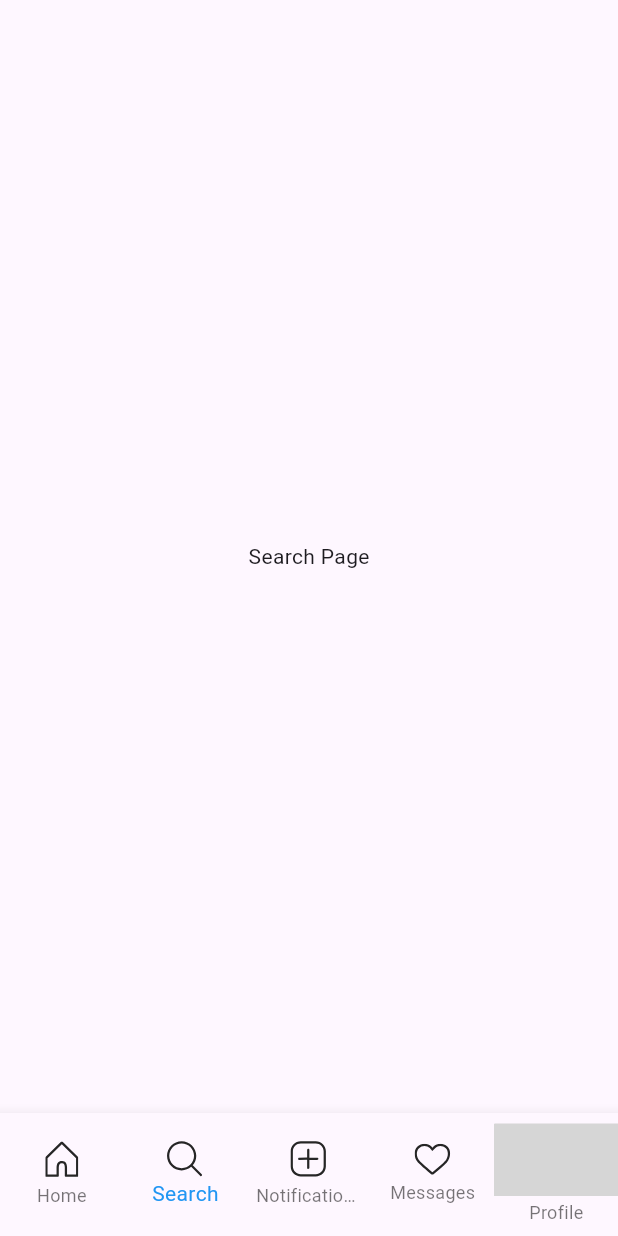
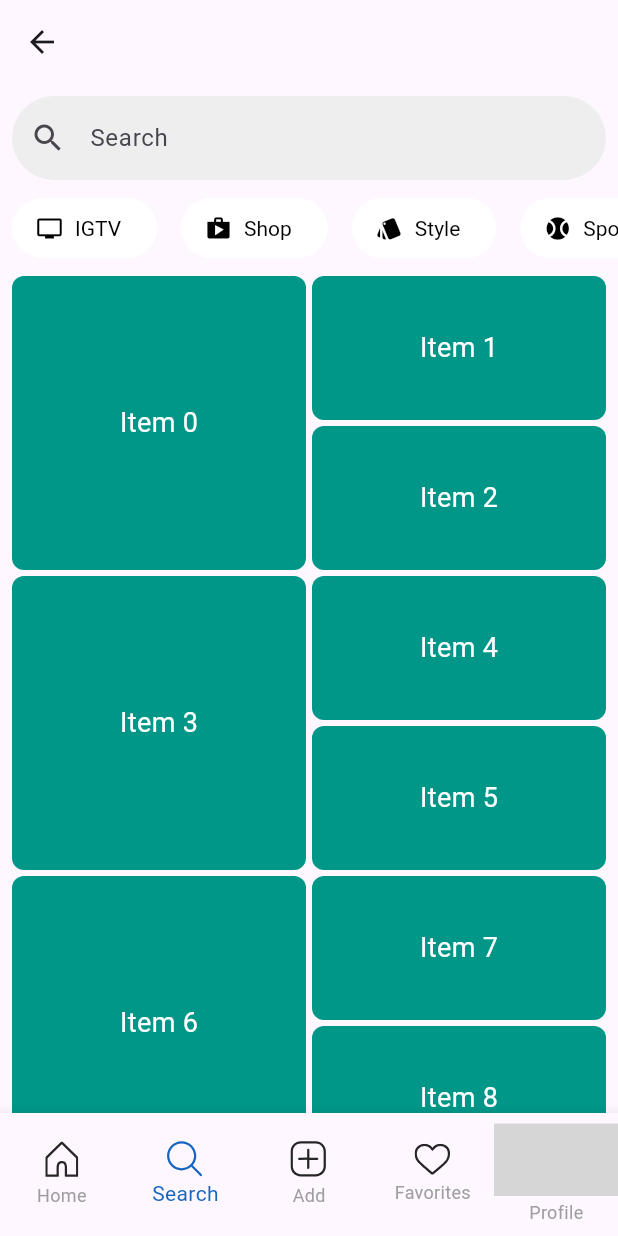
Before and after one commit to somesh-mesh/Fullstack-social-app, a Flutter app: the HomeScreen screen opened by its route, item 2 of the bottom bar chosen, on a phone screen of 412 x 824 dp. Run offline on Flutter 3.47's test engine with Material 3 defaults, Android fonts, the phone set to English and light mode, and no system bars; our stand-ins replace flutter_svg, go_router, google_fonts; missing offline and left inert: stories_for_flutter; network calls fail; grey boxes are pictures that could not be loaded.

Commit message:
pages added

```diff
--- a/frontend/full_stack_social_app/lib/main.dart
+++ b/frontend/full_stack_social_app/lib/main.dart
@@ -1,6 +1,7 @@
 import 'package:flutter/material.dart';
 import 'package:full_stack_social_app/ui/home/home_screen.dart';
 import 'package:full_stack_social_app/ui/login/login_screen.dart';
+import 'package:full_stack_social_app/ui/signup/signup.dart';
 import 'package:go_router/go_router.dart';
 
 void main() {
@@ -22,6 +23,12 @@ final GoRouter _router = GoRouter(
             return const HomeScreen();
           },
         ),
+         GoRoute(
+          path: '/signupscreen', // Directly under root
+          builder: (BuildContext context, GoRouterState state) {
+            return const SignupScreen();
+          },
+        ),
       ],
     ),
   ],
--- a/frontend/full_stack_social_app/lib/ui/home/home_screen.dart
+++ b/frontend/full_stack_social_app/lib/ui/home/home_screen.dart
@@ -1,24 +1,26 @@
 import 'package:flutter/material.dart';
 import 'package:flutter_svg/flutter_svg.dart';
+import 'package:full_stack_social_app/ui/acctivity_feed/activity_feed.dart';
+import 'package:full_stack_social_app/ui/home/pages/feed_screen.dart';
+import 'package:full_stack_social_app/ui/home/pages/search_screen.dart';
+import 'package:full_stack_social_app/ui/profile_screen/profile_screen.dart';
 
 class HomeScreen extends StatefulWidget {
   const HomeScreen({super.key});
 
   @override
-  // ignore: library_private_types_in_public_api
   _HomeScreenState createState() => _HomeScreenState();
 }
 
 class _HomeScreenState extends State<HomeScreen> {
   int _selectedIndex = 0;
 
-  // List of widgets to show in the body of Scaffold based on the selected tab
   static final List<Widget> _widgetOptions = <Widget>[
-    Text('Home Page'),
-    Text('Search Page'),
-    Text('Notifications Page'),
+    FeedScreen(),
+    SearchScreen(),
+    ActivityFeed(),
     Text('Messages Page'),
-    Text('Profile Page'),
+   ProfileScreen()
   ];
 
   void _onItemTapped(int index) {
@@ -36,30 +38,32 @@ class _HomeScreenState extends State<HomeScreen> {
       bottomNavigationBar: BottomNavigationBar(
         items: <BottomNavigationBarItem>[
           BottomNavigationBarItem(
-            icon: SvgPicture.asset('assets/icons/home.svg'),
+            icon: SvgPicture.asset('assets/icons/home.svg', color: _selectedIndex == 0 ? Colors.blue[800] : null),
             label: 'Home',
           ),
           BottomNavigationBarItem(
-            icon: SvgPicture.asset('assets/icons/search.svg'),
+            icon: SvgPicture.asset('assets/icons/search.svg', color: _selectedIndex == 1 ? Colors.blue[800] : null),
             label: 'Search',
           ),
           BottomNavigationBarItem(
-            icon: SvgPicture.asset('assets/icons/add.svg'),
-            label: 'Notifications',
+            icon: SvgPicture.asset('assets/icons/add.svg', color: _selectedIndex == 2 ? Colors.blue[800] : null),
+            label: 'Add',
           ),
           BottomNavigationBarItem(
-            icon: SvgPicture.asset('assets/icons/favt.svg'),
-            label: 'Messages',
+            icon: SvgPicture.asset('assets/icons/favt.svg', color: _selectedIndex == 3 ? Colors.blue[800] : null),
+            label: 'Favorites',
           ),
           BottomNavigationBarItem(
-            icon: SvgPicture.asset('assets/icons/profile.svg'),
+            icon: SvgPicture.asset('assets/icons/profile.svg', color: _selectedIndex == 4 ? Colors.blue[800] : null),
             label: 'Profile',
           ),
         ],
         currentIndex: _selectedIndex,
-        selectedItemColor: Colors.blue,
+        selectedItemColor: Colors.blue[800], // Using a predefined dark blue shade
+        unselectedItemColor: Colors.grey, // Direct use of Colors.grey
+        iconSize: 40,
         onTap: _onItemTapped,
-        type: BottomNavigationBarType.fixed, // Fixes all items in place
+        type: BottomNavigationBarType.fixed,
       ),
     );
   }
--- /dev/null
+++ b/frontend/full_stack_social_app/lib/ui/home/pages/search_screen.dart
@@ -0,0 +1,105 @@
+import 'package:flutter/material.dart';
+import 'package:flutter_staggered_grid_view/flutter_staggered_grid_view.dart';
+
+class SearchScreen extends StatefulWidget {
+  const SearchScreen({super.key});
+
+  @override
+  State<SearchScreen> createState() => _SearchScreenState();
+}
+
+class _SearchScreenState extends State<SearchScreen> {
+  @override
+  Widget build(BuildContext context) {
+    return Scaffold(
+        appBar: AppBar(title: Text("")),
+        body: SingleChildScrollView(
+          child: Column(
+            children: [
+              Padding(
+                padding: const EdgeInsets.all(8.0),
+                child: TextField(
+                  decoration: InputDecoration(
+                    prefixIcon: const Icon(Icons.search),
+                    hintText: 'Search',
+                    border: OutlineInputBorder(
+                      borderRadius: BorderRadius.circular(30),
+                      borderSide: BorderSide.none,
+                    ),
+                    filled: true,
+                    fillColor: Colors.grey[200],
+                  ),
+                ),
+              ),
+              const SingleChildScrollView(
+                scrollDirection: Axis.horizontal,
+                child: Row(
+                  children: [
+                    CategoryButton(text: "IGTV", icon: Icons.tv),
+                    CategoryButton(text: "Shop", icon: Icons.shop),
+                    CategoryButton(text: "Style", icon: Icons.style),
+                    CategoryButton(text: "Sports", icon: Icons.sports_baseball),
+                    CategoryButton(text: "Auto", icon: Icons.directions_car),
+                  ],
+                ),
+              ),
+              Padding(
+            padding: const EdgeInsets.all(8.0),
+            child: StaggeredGrid.count(
+              crossAxisCount: 4, // Adjust the number of columns in the grid
+              mainAxisSpacing: 4, // Vertical spacing between tiles
+              crossAxisSpacing: 4, // Horizontal spacing between tiles
+              children: List.generate(100, (index) { // Generate 8 items
+                return StaggeredGridTile.count(
+                  crossAxisCellCount: 2, // Number of columns the tile will span
+                  mainAxisCellCount: index % 3 == 0 ? 2 : 1, // Varying the row span
+                  child: Container(
+                    decoration: BoxDecoration(
+                      color: Colors.teal,
+                      borderRadius: BorderRadius.circular(8),
+                    ),
+                    child: Center(
+                      child: Text(
+                        'Item $index',
+                        style: TextStyle(color: Colors.white, fontSize: 18),
+                      ),
+                    ),
+                  ),
+                );
+              }),
+            ),
+          ),
+
+            ],
+          ),
+        ),
+      );
+  }
+}
+
+class CategoryButton extends StatelessWidget {
+  final String text;
+  final IconData icon;
+
+  const CategoryButton({Key? key, required this.text, required this.icon}) : super(key: key);
+
+  @override
+  Widget build(BuildContext context) {
+    return Padding(
+      padding: const EdgeInsets.symmetric(horizontal: 8.0),
+      child: ElevatedButton.icon(
+        icon: Icon(icon, size: 18),
+        label: Text(text),
+        onPressed: () {},
+        style: ElevatedButton.styleFrom(
+          foregroundColor: Colors.black, backgroundColor: Colors.white,
+          shape: RoundedRectangleBorder(
+            borderRadius: BorderRadius.circular(20),
+          ),
+          textStyle: TextStyle(color: Colors.black),
+          elevation: 0,
+        ),
+      ),
+    );
+  }
+}
--- a/frontend/full_stack_social_app/lib/ui/login/login_screen.dart
+++ b/frontend/full_stack_social_app/lib/ui/login/login_screen.dart
@@ -129,7 +129,7 @@ class SignUpPrompt extends StatelessWidget {
               decoration: TextDecoration.underline,
             ),
             recognizer: TapGestureRecognizer()..onTap = () {
-              print('Navigate to sign up screen');
+               context.go("/signupscreen");
 
            },
           ),
--- a/frontend/full_stack_social_app/pubspec.yaml
+++ b/frontend/full_stack_social_app/pubspec.yaml
@@ -37,6 +37,8 @@ dependencies:
   flutter_svg: ^2.0.16
   go_router: ^14.6.2
   google_fonts: ^6.2.1
+  stories_for_flutter: ^1.2.1
+  flutter_staggered_grid_view: ^0.7.0
 
 dev_dependencies:
   flutter_test:
```
Also changed, not shown: frontend/full_stack_social_app/lib/ui/acctivity_feed/activity_feed.dart (added, +58 -0 lines), frontend/full_stack_social_app/lib/ui/home/pages/feed_screen.dart (added, +150 -0 lines), frontend/full_stack_social_app/lib/ui/profile_screen/profile_screen.dart (added, +127 -0 lines), frontend/full_stack_social_app/lib/ui/signup/signup.dart (added, +144 -0 lines), frontend/full_stack_social_app/assets/icons/Save.png (added), frontend/full_stack_social_app/assets/icons/comment.png (added), frontend/full_stack_social_app/assets/icons/like.png (added), frontend/full_stack_social_app/assets/icons/messanger.png (added), frontend/full_stack_social_app/pubspec.lock, 5 other files.
